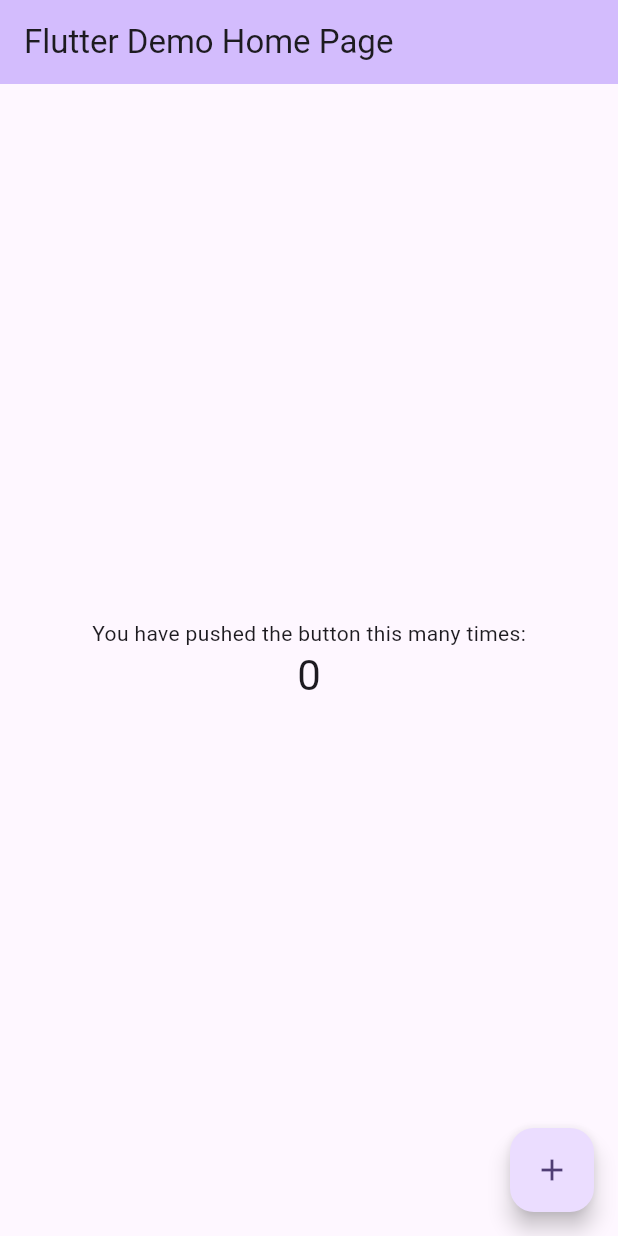
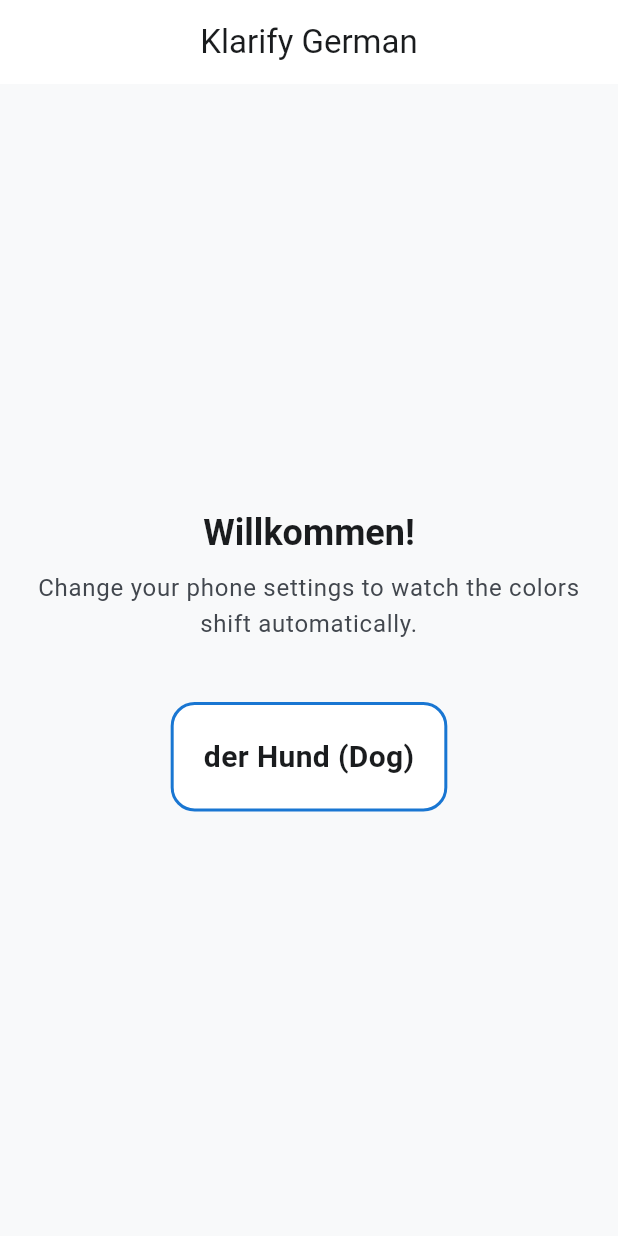
Before and after one commit to ShaijoGeorge/klarify, a Flutter app: the screen it shows after launch, on a phone screen of 412 x 824 dp. Run offline on Flutter 3.47's test engine with Material 3 defaults, Android fonts, the phone set to English and light mode, and no system bars.

Commit message:
feat: initialize project with app theme configuration and dashboard layout test

```diff
--- /dev/null
+++ b/lib/core/theme/app_theme.dart
@@ -0,0 +1,51 @@
+import 'package:flutter/material.dart';
+
+class AppTheme {
+  // LIGHT MODE COLORS
+  static final ThemeData lightTheme = ThemeData(
+    useMaterial3: true,
+    brightness: Brightness.light,
+    scaffoldBackgroundColor: const Color(0xFFF8F9FA), // Clean, soft off-white
+    colorScheme: const ColorScheme.light(
+      primary: Color(0xFF0061A4),    // Royal Blue
+      surface: Color(0xFFFFFFFF),    // Pure white for cards
+      onSurface: Color(0xFF1A1C1E),  // Deep charcoal text
+    ),
+    // Text styling for a premium look
+    textTheme: const TextTheme(
+      headlineMedium: TextStyle(fontSize: 24, fontWeight: FontWeight.bold, color: Color(0xFF1A1C1E)),
+      bodyLarge: TextStyle(fontSize: 16, color: Color(0xFF42474E)),
+    ),
+  );
+
+  // DARK MODE COLORS
+  static final ThemeData darkTheme = ThemeData(
+    useMaterial3: true,
+    brightness: Brightness.dark,
+    scaffoldBackgroundColor: const Color(0xFF000000), // Pure OLED Black
+    colorScheme: const ColorScheme.dark(
+      primary: Color(0xFF9ECAFF),    // Soft neon blue
+      surface: Color(0xFF121212),    // Dark charcoal for cards
+      onSurface: Color(0xFFE2E2E6),  // Bright off-white text
+    ),
+    textTheme: const TextTheme(
+      headlineMedium: TextStyle(fontSize: 24, fontWeight: FontWeight.bold, color: Color(0xFFE2E2E6)),
+      bodyLarge: TextStyle(fontSize: 16, color: Color(0xFFC2C7CF)),
+    ),
+  );
+
+  // GERMAN GENDER CRAYONS
+  // Blue for Masculine (der), Pink/Red for Feminine (die), Green for Neutral (das)
+  static Color getGenderColor(String article, bool isDark) {
+    switch (article.toLowerCase()) {
+      case 'der':
+        return isDark ? const Color(0xFF64B5F6) : const Color(0xFF1976D2);
+      case 'die':
+        return isDark ? const Color(0xFFF06292) : const Color(0xFFD81B60);
+      case 'das':
+        return isDark ? const Color(0xFF81C784) : const Color(0xFF388E3C);
+      default:
+        return isDark ? const Color(0xFF8E9196) : const Color(0xFF72777A);
+    }
+  }
+}
--- a/lib/main.dart
+++ b/lib/main.dart
@@ -1,121 +1,79 @@
 import 'package:flutter/material.dart';
+import 'core/theme/app_theme.dart';
 
 void main() {
-  runApp(const MyApp());
+  runApp(const KlarifyGermanApp());
 }
 
-class MyApp extends StatelessWidget {
-  const MyApp({super.key});
+class KlarifyGermanApp extends StatelessWidget {
+  const KlarifyGermanApp({super.key});
 
   // This widget is the root of your application.
   @override
   Widget build(BuildContext context) {
     return MaterialApp(
-      title: 'Flutter Demo',
-      theme: ThemeData(
-        // This is the theme of your application.
-        //
-        // TRY THIS: Try running your application with "flutter run". You'll see
-        // the application has a purple toolbar. Then, without quitting the app,
-        // try changing the seedColor in the colorScheme below to Colors.green
-        // and then invoke "hot reload" (save your changes or press the "hot
-        // reload" button in a Flutter-supported IDE, or press "r" if you used
-        // the command line to start the app).
-        //
-        // Notice that the counter didn't reset back to zero; the application
-        // state is not lost during the reload. To reset the state, use hot
-        // restart instead.
-        //
-        // This works for code too, not just values: Most code changes can be
-        // tested with just a hot reload.
-        colorScheme: .fromSeed(seedColor: Colors.deepPurple),
-      ),
-      home: const MyHomePage(title: 'Flutter Demo Home Page'),
+      title: 'Klarify German',
+      debugShowCheckedModeBanner: false,
+      theme: AppTheme.lightTheme,
+      darkTheme: AppTheme.darkTheme,
+      themeMode: ThemeMode.system,
+
+      home: const TestDashboardScreen()
     );
   }
 }
 
-class MyHomePage extends StatefulWidget {
-  const MyHomePage({super.key, required this.title});
-
-  // This widget is the home page of your application. It is stateful, meaning
-  // that it has a State object (defined below) that contains fields that affect
-  // how it looks.
-
-  // This class is the configuration for the state. It holds the values (in this
-  // case the title) provided by the parent (in this case the App widget) and
-  // used by the build method of the State. Fields in a Widget subclass are
-  // always marked "final".
-
-  final String title;
-
-  @override
-  State<MyHomePage> createState() => _MyHomePageState();
-}
-
-class _MyHomePageState extends State<MyHomePage> {
-  int _counter = 0;
-
-  void _incrementCounter() {
-    setState(() {
-      // This call to setState tells the Flutter framework that something has
-      // changed in this State, which causes it to rerun the build method below
-      // so that the display can reflect the updated values. If we changed
-      // _counter without calling setState(), then the build method would not be
-      // called again, and so nothing would appear to happen.
-      _counter++;
-    });
-  }
+// Temporary layout template to test if the colors shift correctly
+class TestDashboardScreen extends StatelessWidget {
+  const TestDashboardScreen({super.key});
 
   @override
   Widget build(BuildContext context) {
-    // This method is rerun every time setState is called, for instance as done
-    // by the _incrementCounter method above.
-    //
-    // The Flutter framework has been optimized to make rerunning build methods
-    // fast, so that you can just rebuild anything that needs updating rather
-    // than having to individually change instances of widgets.
+    // Detects if the screen is currently displaying dark or light colors
+    final bool isDark = Theme.of(context).brightness == Brightness.dark;
+
     return Scaffold(
       appBar: AppBar(
-        // TRY THIS: Try changing the color here to a specific color (to
-        // Colors.amber, perhaps?) and trigger a hot reload to see the AppBar
-        // change color while the other colors stay the same.
-        backgroundColor: Theme.of(context).colorScheme.inversePrimary,
-        // Here we take the value from the MyHomePage object that was created by
-        // the App.build method, and use it to set our appbar title.
-        title: Text(widget.title),
+        title: const Text('Klarify German'),
+        centerTitle: true,
       ),
       body: Center(
-        // Center is a layout widget. It takes a single child and positions it
-        // in the middle of the parent.
+        child: Padding(
+          padding: const EdgeInsets.all(24.0),
           child: Column(
-          // Column is also a layout widget. It takes a list of children and
-          // arranges them vertically. By default, it sizes itself to fit its
-          // children horizontally, and tries to be as tall as its parent.
-          //
-          // Column has various properties to control how it sizes itself and
-          // how it positions its children. Here we use mainAxisAlignment to
-          // center the children vertically; the main axis here is the vertical
-          // axis because Columns are vertical (the cross axis would be
-          // horizontal).
-          //
-          // TRY THIS: Invoke "debug painting" (choose the "Toggle Debug Paint"
-          // action in the IDE, or press "p" in the console), to see the
-          // wireframe for each widget.
-          mainAxisAlignment: .center,
+            mainAxisAlignment: MainAxisAlignment.center,
             children: [
-            const Text('You have pushed the button this many times:'),
               Text(
-              '$_counter',
+                'Willkommen!',
                 style: Theme.of(context).textTheme.headlineMedium,
+              ),
+              const SizedBox(height: 10),
+              Text(
+                'Change your phone settings to watch the colors shift automatically.',
+                textAlign: TextAlign.center,
+                style: Theme.of(context).textTheme.bodyLarge,
+              ),
+              const SizedBox(height: 40),
+
+              // Testing one card using our gender color logic
+              Container(
+                padding: const EdgeInsets.all(20),
+                decoration: BoxDecoration(
+                  color: Theme.of(context).colorScheme.surface,
+                  borderRadius: BorderRadius.circular(16),
+                  border: Border.all(
+                    color: AppTheme.getGenderColor('der', isDark),
+                    width: 2,
+                  ),
+                ),
+                child: const Text(
+                  'der Hund (Dog)',
+                  style: TextStyle(fontSize: 20, fontWeight: FontWeight.bold),
+                ),
               ),
             ],
           ),
         ),
-      floatingActionButton: FloatingActionButton(
-        onPressed: _incrementCounter,
-        tooltip: 'Increment',
-        child: const Icon(Icons.add),
       ),
     );
   }
```
Also changed, not shown: 1 other file. Lines whose indentation alone changed are shown as unchanged.
